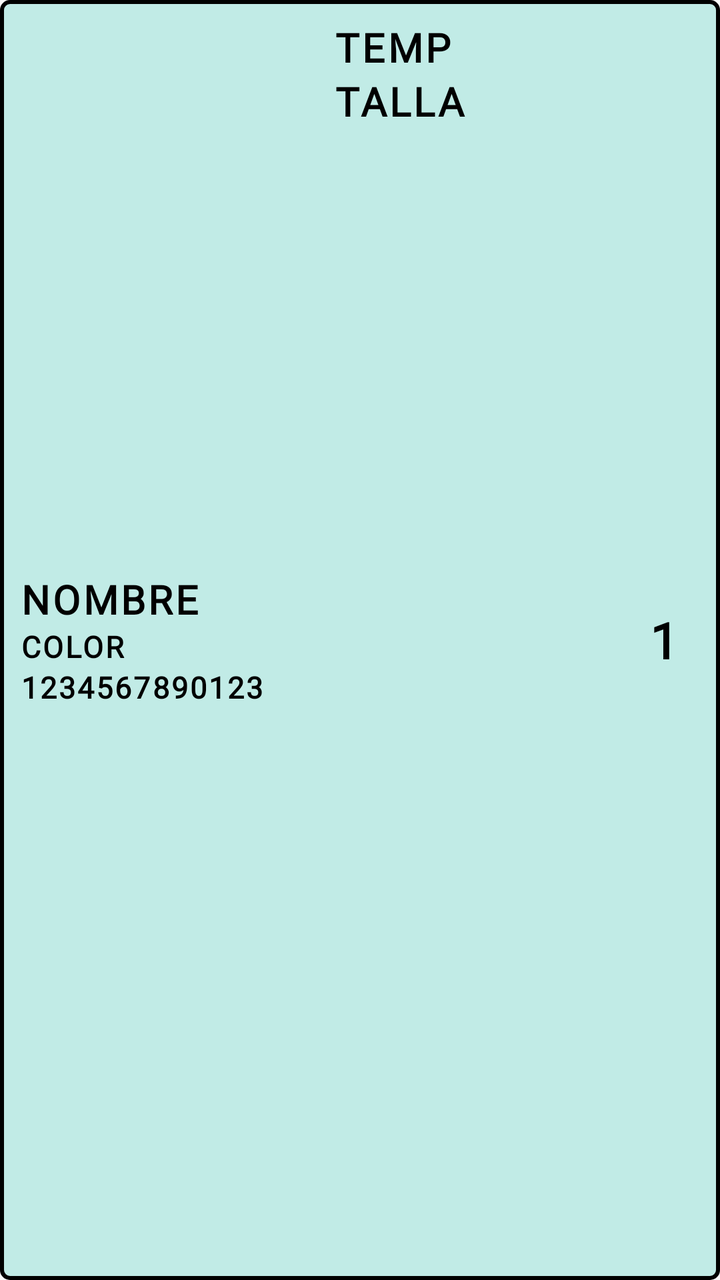
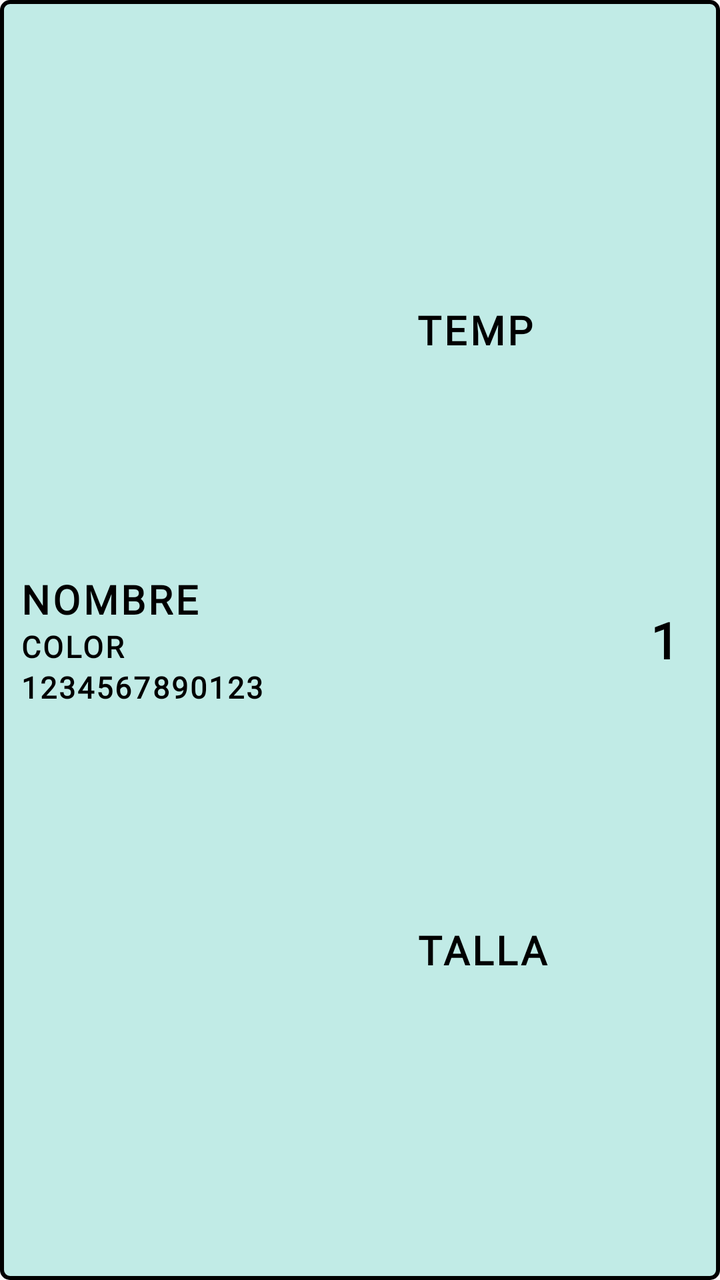

An Android layout rendered at two revisions. The XML below is the earlier revision; the diff shows what the commit changed to produce the second picture.
<!-- AndroidManifest.xml: application theme Theme.Gestock -->
<!-- res/layout/adapter_producto.xml -->
<?xml version="1.0" encoding="utf-8"?>
<LinearLayout
    xmlns:android="http://schemas.android.com/apk/res/android"
    xmlns:app="http://schemas.android.com/apk/res-auto"
    android:layout_width="match_parent"
    android:layout_height="wrap_content"

    android:focusable="false"
    android:clickable="false"
    android:background="@drawable/border_line_producte"
    android:orientation="horizontal"
    android:gravity="center_vertical">

    PASAR A LINEARS LAYOUTS, FER-HO IGUAL QUE APAREIX EN LA PDA.

    -- NO REFRESCAR LA APP DEL ANDROID STUDIO --

    <LinearLayout
        android:layout_width="0dp"
        android:layout_height="wrap_content"
        android:layout_weight="1"
        android:orientation="vertical">

        <TextView
            android:id="@+id/nombre_producto"
            android:focusable="false"
            android:clickable="false"
            android:layout_width="wrap_content"
            android:layout_height="wrap_content"

            android:textSize="20sp"
            android:textStyle="bold"
            android:textColor="@color/black"
            android:text="NOMBRE"
            android:fontFamily="@font/abhaya_libre"
            android:letterSpacing="0.07" />

        <TextView
            android:id="@+id/color_producto"
            android:focusable="false"
            android:clickable="false"
            android:layout_width="match_parent"
            android:layout_height="wrap_content"

            android:textSize="15sp"
            android:textStyle="bold"
            android:textColor="@color/black"
            android:text="COLOR"
            android:fontFamily="@font/abhaya_libre"
            android:letterSpacing="0.07"/>

        <TextView
            android:id="@+id/ean_producto"
            android:focusable="false"
            android:clickable="false"
            android:layout_width="wrap_content"
            android:layout_height="wrap_content"

            android:textSize="15sp"
            android:textStyle="bold"
            android:textColor="@color/black"
            android:text="1234567890123"
            android:fontFamily="@font/abhaya_libre"
            android:letterSpacing="0.07" />

    </LinearLayout>


    <LinearLayout
        android:layout_width="0dp"
        android:layout_height="match_parent"
        android:layout_weight="1"
        android:orientation="vertical">

        <TextView
            android:id="@+id/temporada_producto"
            android:focusable="false"
            android:clickable="false"
            android:layout_width="wrap_content"
            android:layout_height="wrap_content"

            android:textSize="20sp"
            android:textStyle="bold"
            android:textColor="@color/black"
            android:text="TEMP"
            android:fontFamily="@font/abhaya_libre"
            android:letterSpacing="0.07"/>

        <TextView
            android:id="@+id/talla_producto"
            android:focusable="false"
            android:clickable="false"
            android:layout_width="wrap_content"
            android:layout_height="wrap_content"

            android:textSize="20sp"
            android:textStyle="bold"
            android:textColor="@color/black"
            android:text="TALLA"
            android:fontFamily="@font/abhaya_libre"
            android:letterSpacing="0.07"/>

    </LinearLayout>


    <TextView
        android:id="@+id/cantidad_producto"
        android:focusable="false"
        android:clickable="false"
        android:layout_width="wrap_content"
        android:layout_height="wrap_content"

        android:gravity="center_vertical"

        android:textSize="25sp"
        android:textStyle="bold"
        android:textColor="@color/black"
        android:text="1"
        android:fontFamily="@font/abhaya_libre"
        android:layout_marginEnd="10dp"
        android:letterSpacing="0.07"/>
</LinearLayout>
<!-- resources referenced by this layout -->
<resources>
  <color name="black">#ff000000</color>
  <!-- drawable border_line_producte (drawable) -->
  <?xml version="1.0" encoding="utf-8"?>
  <shape xmlns:android="http://schemas.android.com/apk/res/android">
      <solid android:color="@color/blau_adapter"/>
      <stroke
          android:width="2dp"
          android:color="#000000"/>
      <corners android:radius="4dp"/>
      <padding
          android:left="10dp"
          android:top="10dp"
          android:right="10dp"
          android:bottom="10dp"/>
  </shape>
  <style name="Theme.Gestock" parent="Theme.MaterialComponents.DayNight.NoActionBar.Bridge">
          <item name="colorOnPrimary">@color/white</item>
          <item name="colorOnSecondary">@color/black</item>
          <item name="colorPrimary">@color/black_34</item>
          <item name="colorPrimaryVariant">@color/purple_700</item>
          <item name="colorSecondary">@color/teal_200</item>
          <item name="colorSecondaryVariant">@color/teal_700</item>
      </style>
  <color name="blau_adapter">#c1ebe6</color>
  <color name="white">#ffffffff</color>
  <color name="black_34">#57090909</color>
  <color name="purple_700">#ff3700b3</color>
  <color name="teal_200">#ff03dac5</color>
  <color name="teal_700">#ff018786</color>
</resources>

<!-- the commit's change to res/layout/adapter_producto.xml (unified diff, before → after) -->
@@ -1,9 +1,12 @@
 <?xml version="1.0" encoding="utf-8"?>
 <LinearLayout
     xmlns:android="http://schemas.android.com/apk/res/android"
-    xmlns:app="http://schemas.android.com/apk/res-auto"
     android:layout_width="match_parent"
     android:layout_height="wrap_content"
+
+    android:layout_marginBottom="5dp"
+    android:layout_marginStart="10dp"
+    android:layout_marginEnd="10dp"
 
     android:focusable="false"
     android:clickable="false"
@@ -11,14 +14,10 @@
     android:orientation="horizontal"
     android:gravity="center_vertical">
 
-    PASAR A LINEARS LAYOUTS, FER-HO IGUAL QUE APAREIX EN LA PDA.
-
-    -- NO REFRESCAR LA APP DEL ANDROID STUDIO --
-
     <LinearLayout
         android:layout_width="0dp"
         android:layout_height="wrap_content"
-        android:layout_weight="1"
+        android:layout_weight="3"
         android:orientation="vertical">
 
         <TextView
@@ -74,10 +73,14 @@
 
         <TextView
             android:id="@+id/temporada_producto"
+            android:layout_width="wrap_content"
+            android:layout_height="0dp"
+
             android:focusable="false"
             android:clickable="false"
-            android:layout_width="wrap_content"
-            android:layout_height="wrap_content"
+
+            android:layout_weight="1"
+            android:gravity="center"
 
             android:textSize="20sp"
             android:textStyle="bold"
@@ -88,10 +91,14 @@
 
         <TextView
             android:id="@+id/talla_producto"
+            android:layout_width="wrap_content"
+            android:layout_height="0dp"
+
             android:focusable="false"
             android:clickable="false"
-            android:layout_width="wrap_content"
-            android:layout_height="wrap_content"
+
+            android:layout_weight="1"
+            android:gravity="center"
 
             android:textSize="20sp"
             android:textStyle="bold"
@@ -107,10 +114,11 @@
         android:id="@+id/cantidad_producto"
         android:focusable="false"
         android:clickable="false"
-        android:layout_width="wrap_content"
+        android:layout_width="0dp"
         android:layout_height="wrap_content"
 
-        android:gravity="center_vertical"
+        android:layout_weight="1"
+        android:gravity="center_vertical|end"
 
         android:textSize="25sp"
         android:textStyle="bold"
